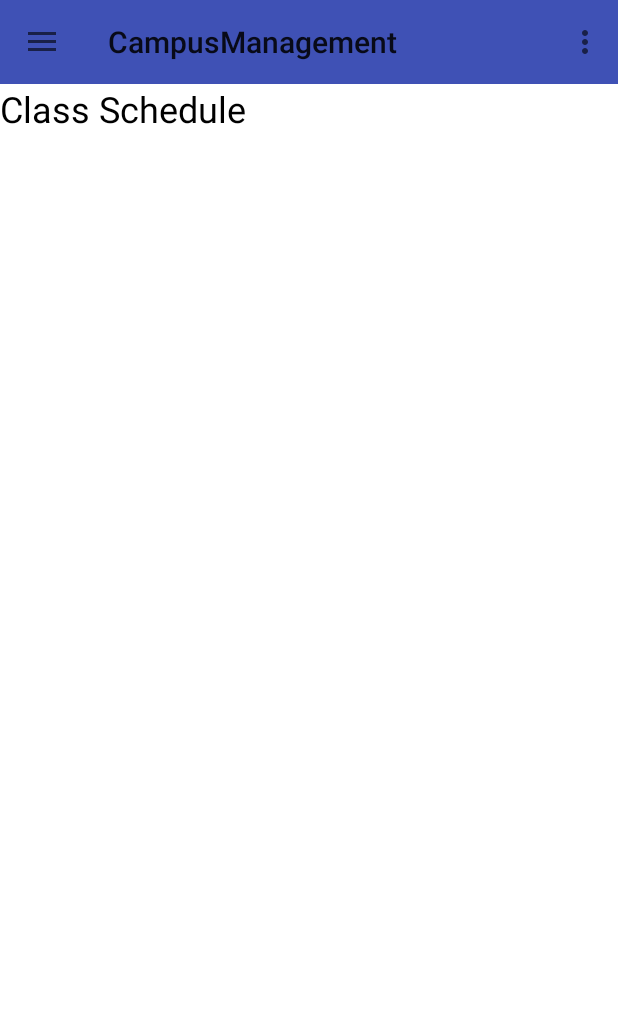
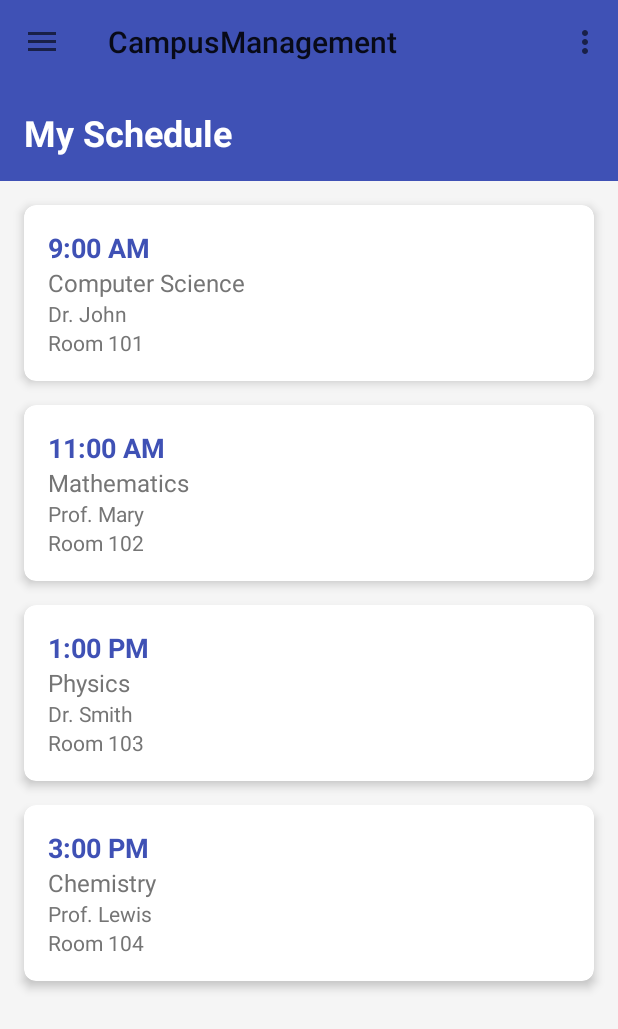
Before and after one commit to Edwardmurithi/ConnectCamp, an Android app: the HomeFragment screen opened directly, with no data from a screen before it, after a tap on "Schedule", on a phone screen of 412 x 824 dp. Shown: the top 1029 px of the screen. Run offline under Robolectric (Android 15) with nearby library versions, the phone set to English and light mode, and no system bars; 1 other tap on this screen came first.

Commit message:
completed schedule fragment

```diff
--- /dev/null
+++ b/app/src/main/java/com/example/campusconnect/ScheduleAdapter.java
@@ -0,0 +1,56 @@
+// ScheduleAdapter.java
+package com.example.campusconnect;
+
+import android.view.LayoutInflater;
+import android.view.View;
+import android.view.ViewGroup;
+import android.widget.TextView;
+
+import androidx.annotation.NonNull;
+import androidx.recyclerview.widget.RecyclerView;
+
+import java.util.List;
+
+public class ScheduleAdapter extends RecyclerView.Adapter<ScheduleAdapter.ScheduleViewHolder> {
+
+    private List<ScheduleItem> scheduleList;
+
+    // Constructor to pass the data to adapter
+    public ScheduleAdapter(List<ScheduleItem> scheduleList) {
+        this.scheduleList = scheduleList;
+    }
+
+    @NonNull
+    @Override
+    public ScheduleViewHolder onCreateViewHolder(@NonNull ViewGroup parent, int viewType) {
+        View itemView = LayoutInflater.from(parent.getContext()).inflate(R.layout.fragment_item_schedule_card, parent, false);
+        return new ScheduleViewHolder(itemView);
+    }
+
+    @Override
+    public void onBindViewHolder(@NonNull ScheduleViewHolder holder, int position) {
+        ScheduleItem item = scheduleList.get(position);
+        holder.classTime.setText(item.getClassTime());
+        holder.unitName.setText(item.getUnitName());
+        holder.lecturerName.setText(item.getLecturerName());
+        holder.venue.setText(item.getVenue());
+    }
+
+    @Override
+    public int getItemCount() {
+        return scheduleList.size();
+    }
+
+    // ViewHolder for each schedule card
+    public static class ScheduleViewHolder extends RecyclerView.ViewHolder {
+        TextView classTime, unitName, lecturerName, venue;
+
+        public ScheduleViewHolder(View itemView) {
+            super(itemView);
+            classTime = itemView.findViewById(R.id.classTime);
+            unitName = itemView.findViewById(R.id.unitName);
+            lecturerName = itemView.findViewById(R.id.lecturerName);
+            venue = itemView.findViewById(R.id.venue);
+        }
+    }
+}
--- a/app/src/main/java/com/example/campusconnect/ScheduleFragment.java
+++ b/app/src/main/java/com/example/campusconnect/ScheduleFragment.java
@@ -1,16 +1,46 @@
-// Example for HomeFragment.java
+// ScheduleFragment.java
 package com.example.campusconnect;
 
 import android.os.Bundle;
 import android.view.LayoutInflater;
 import android.view.View;
 import android.view.ViewGroup;
+
 import androidx.fragment.app.Fragment;
+import androidx.recyclerview.widget.LinearLayoutManager;
+import androidx.recyclerview.widget.RecyclerView;
+
+import java.util.ArrayList;
+import java.util.List;
 
 public class ScheduleFragment extends Fragment {
+
+    private RecyclerView recyclerView;
+    private ScheduleAdapter adapter;
+    private List<ScheduleItem> scheduleList;
+
     @Override
     public View onCreateView(LayoutInflater inflater, ViewGroup container,
                              Bundle savedInstanceState) {
-        return inflater.inflate(R.layout.fragment_schedule, container, false);
+        // Inflate the layout for this fragment
+        View rootView = inflater.inflate(R.layout.fragment_schedule, container, false);
+
+        recyclerView = rootView.findViewById(R.id.recyclerSchedule);
+        recyclerView.setLayoutManager(new LinearLayoutManager(getContext()));
+
+        // Initialize the schedule list
+        scheduleList = new ArrayList<>();
+
+        // Adding some sample schedule items (You can replace with actual data)
+        scheduleList.add(new ScheduleItem("9:00 AM", "Computer Science", "Dr. John", "Room 101"));
+        scheduleList.add(new ScheduleItem("11:00 AM", "Mathematics", "Prof. Mary", "Room 102"));
+        scheduleList.add(new ScheduleItem("1:00 PM", "Physics", "Dr. Smith", "Room 103"));
+        scheduleList.add(new ScheduleItem("3:00 PM", "Chemistry", "Prof. Lewis", "Room 104"));
+
+        // Initialize and set the adapter
+        adapter = new ScheduleAdapter(scheduleList);
+        recyclerView.setAdapter(adapter);
+
+        return rootView;
     }
 }
--- /dev/null
+++ b/app/src/main/java/com/example/campusconnect/ScheduleItem.java
@@ -0,0 +1,35 @@
+// ScheduleItem.java
+package com.example.campusconnect;
+
+public class ScheduleItem {
+
+    private String classTime;
+    private String unitName;
+    private String lecturerName;
+    private String venue;
+
+    // Constructor
+    public ScheduleItem(String classTime, String unitName, String lecturerName, String venue) {
+        this.classTime = classTime;
+        this.unitName = unitName;
+        this.lecturerName = lecturerName;
+        this.venue = venue;
+    }
+
+    // Getter methods
+    public String getClassTime() {
+        return classTime;
+    }
+
+    public String getUnitName() {
+        return unitName;
+    }
+
+    public String getLecturerName() {
+        return lecturerName;
+    }
+
+    public String getVenue() {
+        return venue;
+    }
+}
--- /dev/null
+++ b/app/src/main/java/com/example/campusconnect/item_schedule_card.java
@@ -0,0 +1,64 @@
+package com.example.campusconnect;
+
+import android.os.Bundle;
+
+import androidx.fragment.app.Fragment;
+
+import android.view.LayoutInflater;
+import android.view.View;
+import android.view.ViewGroup;
+
+/**
+ * A simple {@link Fragment} subclass.
+ * Use the {@link item_schedule_card#newInstance} factory method to
+ * create an instance of this fragment.
+ */
+public class item_schedule_card extends Fragment {
+
+    // TODO: Rename parameter arguments, choose names that match
+    // the fragment initialization parameters, e.g. ARG_ITEM_NUMBER
+    private static final String ARG_PARAM1 = "param1";
+    private static final String ARG_PARAM2 = "param2";
+
+    // TODO: Rename and change types of parameters
+    private String mParam1;
+    private String mParam2;
+
+    public item_schedule_card() {
+        // Required empty public constructor
+    }
+
+    /**
+     * Use this factory method to create a new instance of
+     * this fragment using the provided parameters.
+     *
+     * @param param1 Parameter 1.
+     * @param param2 Parameter 2.
+     * @return A new instance of fragment item_schedule_card.
+     */
+    // TODO: Rename and change types and number of parameters
+    public static item_schedule_card newInstance(String param1, String param2) {
+        item_schedule_card fragment = new item_schedule_card();
+        Bundle args = new Bundle();
+        args.putString(ARG_PARAM1, param1);
+        args.putString(ARG_PARAM2, param2);
+        fragment.setArguments(args);
+        return fragment;
+    }
+
+    @Override
+    public void onCreate(Bundle savedInstanceState) {
+        super.onCreate(savedInstanceState);
+        if (getArguments() != null) {
+            mParam1 = getArguments().getString(ARG_PARAM1);
+            mParam2 = getArguments().getString(ARG_PARAM2);
+        }
+    }
+
+    @Override
+    public View onCreateView(LayoutInflater inflater, ViewGroup container,
+                             Bundle savedInstanceState) {
+        // Inflate the layout for this fragment
+        return inflater.inflate(R.layout.fragment_item_schedule_card, container, false);
+    }
+}
--- /dev/null
+++ b/app/src/main/res/layout/fragment_item_schedule_card.xml
@@ -0,0 +1,52 @@
+<!-- res/layout/item_schedule_card.xml -->
+<androidx.cardview.widget.CardView xmlns:android="http://schemas.android.com/apk/res/android"
+    xmlns:app="http://schemas.android.com/apk/res-auto"
+    xmlns:tools="http://schemas.android.com/tools"
+    android:layout_width="match_parent"
+    android:layout_height="wrap_content"
+    app:cardCornerRadius="8dp"
+    app:cardElevation="4dp"
+    android:layout_margin="8dp"
+    android:backgroundTint="@color/white">
+
+    <LinearLayout
+        android:layout_width="match_parent"
+        android:layout_height="wrap_content"
+        android:orientation="vertical"
+        android:padding="16dp">
+
+        <TextView
+            android:id="@+id/classTime"
+            android:layout_width="wrap_content"
+            android:layout_height="wrap_content"
+            android:text="@string/class_time"
+            android:textSize="18sp"
+            android:textColor="@color/colorPrimary"
+            android:textStyle="bold" />
+
+        <TextView
+            android:id="@+id/unitName"
+            android:layout_width="wrap_content"
+            android:layout_height="wrap_content"
+            android:text="@string/unit_name"
+            android:textSize="16sp"
+            android:textColor="@color/textColorSecondary" />
+
+        <TextView
+            android:id="@+id/lecturerName"
+            android:layout_width="wrap_content"
+            android:layout_height="wrap_content"
+            android:text="@string/lecturer_name"
+            android:textSize="14sp"
+            android:textColor="@color/textColorSecondary" />
+
+        <TextView
+            android:id="@+id/venue"
+            android:layout_width="wrap_content"
+            android:layout_height="wrap_content"
+            android:text="@string/venue"
+            android:textSize="14sp"
+            android:textColor="@color/textColorSecondary" />
+
+    </LinearLayout>
+</androidx.cardview.widget.CardView>
--- a/app/src/main/res/layout/fragment_schedule.xml
+++ b/app/src/main/res/layout/fragment_schedule.xml
@@ -1,14 +1,52 @@
-<?xml version="1.0" encoding="utf-8"?>
-<LinearLayout xmlns:android="http://schemas.android.com/apk/res/android"
-    android:orientation="vertical"
+<androidx.coordinatorlayout.widget.CoordinatorLayout xmlns:android="http://schemas.android.com/apk/res/android"
+    xmlns:app="http://schemas.android.com/apk/res-auto"
+    xmlns:tools="http://schemas.android.com/tools"
     android:layout_width="match_parent"
-    android:layout_height="match_parent">
+    android:layout_height="match_parent"
+    android:background="@color/backgroundColor"
+    tools:context=".ScheduleFragment">
 
-    <TextView
-        android:id="@+id/text_schedule"
-        android:layout_width="wrap_content"
-        android:layout_height="wrap_content"
-        android:text="Class Schedule"
-        android:textSize="24sp" />
+    <LinearLayout
+        android:layout_width="match_parent"
+        android:layout_height="match_parent"
+        android:orientation="vertical">
 
-</LinearLayout>
+        <!-- Toolbar or Title Area -->
+        <LinearLayout
+            android:layout_width="match_parent"
+            android:layout_height="wrap_content"
+            android:orientation="vertical"
+            android:padding="16dp"
+            android:background="@color/colorPrimary">
+
+            <TextView
+                android:id="@+id/titleSchedule"
+                android:layout_width="wrap_content"
+                android:layout_height="wrap_content"
+                android:text="@string/my_schedule"
+                android:textSize="24sp"
+                android:textColor="@android:color/white"
+                android:textStyle="bold" />
+        </LinearLayout>
+
+        <!-- RecyclerView for displaying schedule items -->
+        <androidx.recyclerview.widget.RecyclerView
+            android:id="@+id/recyclerSchedule"
+            android:layout_width="match_parent"
+            android:layout_height="0dp"
+            android:layout_weight="1"
+            android:layout_margin="8dp"
+            app:layoutManager="androidx.recyclerview.widget.LinearLayoutManager"
+            tools:listitem="@layout/fragment_item_schedule_card" />
+
+        <TextView
+            android:id="@+id/noSchedulePlaceholder"
+            android:layout_width="wrap_content"
+            android:layout_height="wrap_content"
+            android:text="@string/no_classes_for_today_enjoy_your_break"
+            android:textSize="18sp"
+            android:textColor="@color/textColorSecondary"
+            android:visibility="gone"
+            android:layout_gravity="center" />
+    </LinearLayout>
+</androidx.coordinatorlayout.widget.CoordinatorLayout>
--- a/app/src/main/res/values/strings.xml
+++ b/app/src/main/res/values/strings.xml
@@ -29,5 +29,11 @@
     <string name="a_brief_description_of_this_feature">A brief description of this feature.</string>
     <string name="feature_title">Feature Title</string>
     <string name="feature_icon">Feature Icon</string>
+    <string name="class_time">Class Time</string>
+    <string name="unit_name">Unit Name</string>
+    <string name="lecturer_name">Lecturer Name</string>
+    <string name="venue">Venue</string>
+    <string name="no_classes_for_today_enjoy_your_break">No classes for today. Enjoy your break!</string>
+    <string name="my_schedule">My Schedule</string>
 
 </resources>
--- a/gradle/libs.versions.toml
+++ b/gradle/libs.versions.toml
@@ -1,5 +1,5 @@
 [versions]
-agp = "8.6.1"
+agp = "8.8.0"
 junit = "4.13.2"
 junitVersion = "1.2.1"
 espressoCore = "3.6.1"
@@ -7,6 +7,8 @@ appcompat = "1.7.0"
 material = "1.12.0"
 activity = "1.9.2"
 constraintlayout = "2.1.4"
+recyclerview = "1.4.0"
+coordinatorlayout = "1.2.0"
 
 [libraries]
 junit = { group = "junit", name = "junit", version.ref = "junit" }
@@ -16,6 +18,8 @@ appcompat = { group = "androidx.appcompat", name = "appcompat", version.ref = "a
 material = { group = "com.google.android.material", name = "material", version.ref = "material" }
 activity = { group = "androidx.activity", name = "activity", version.ref = "activity" }
 constraintlayout = { group = "androidx.constraintlayout", name = "constraintlayout", version.ref = "constraintlayout" }
+recyclerview = { group = "androidx.recyclerview", name = "recyclerview", version.ref = "recyclerview" }
+coordinatorlayout = { group = "androidx.coordinatorlayout", name = "coordinatorlayout", version.ref = "coordinatorlayout" }
 
 [plugins]
 android-application = { id = "com.android.application", version.ref = "agp" }
```
Also changed, not shown: app/build.gradle.kts (+5 -3 lines), gradle/wrapper/gradle-wrapper.properties.
